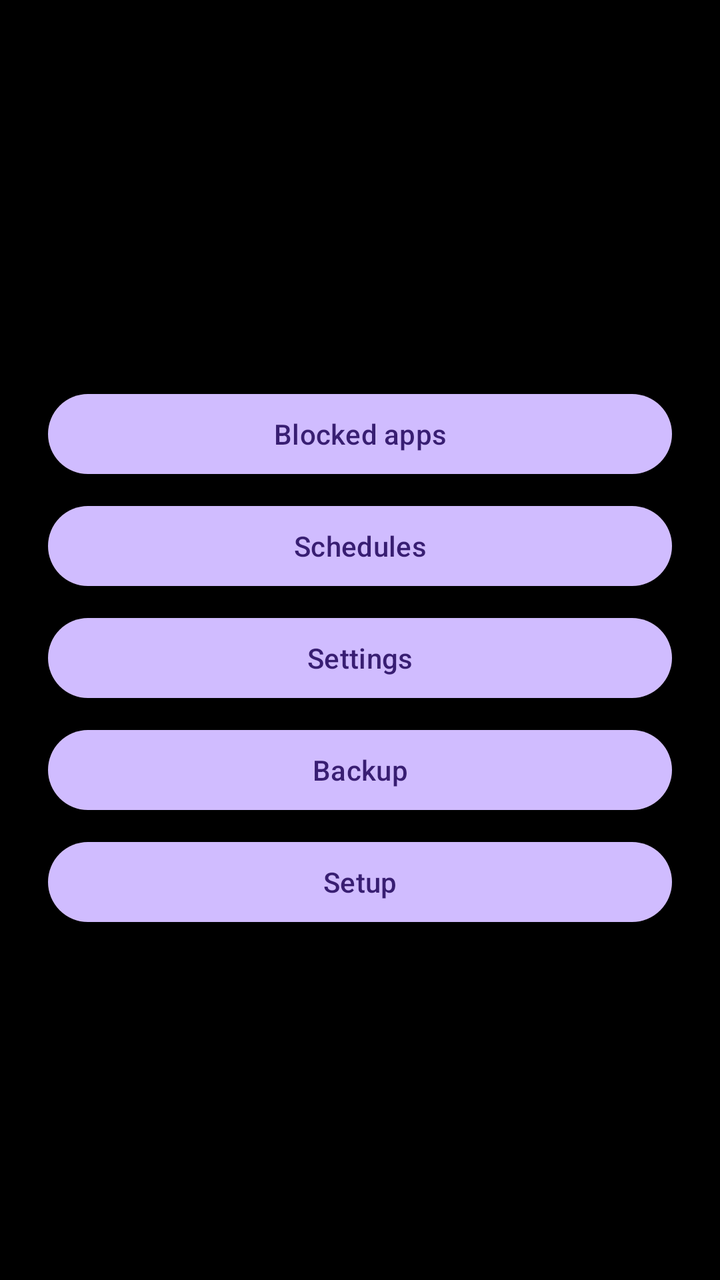
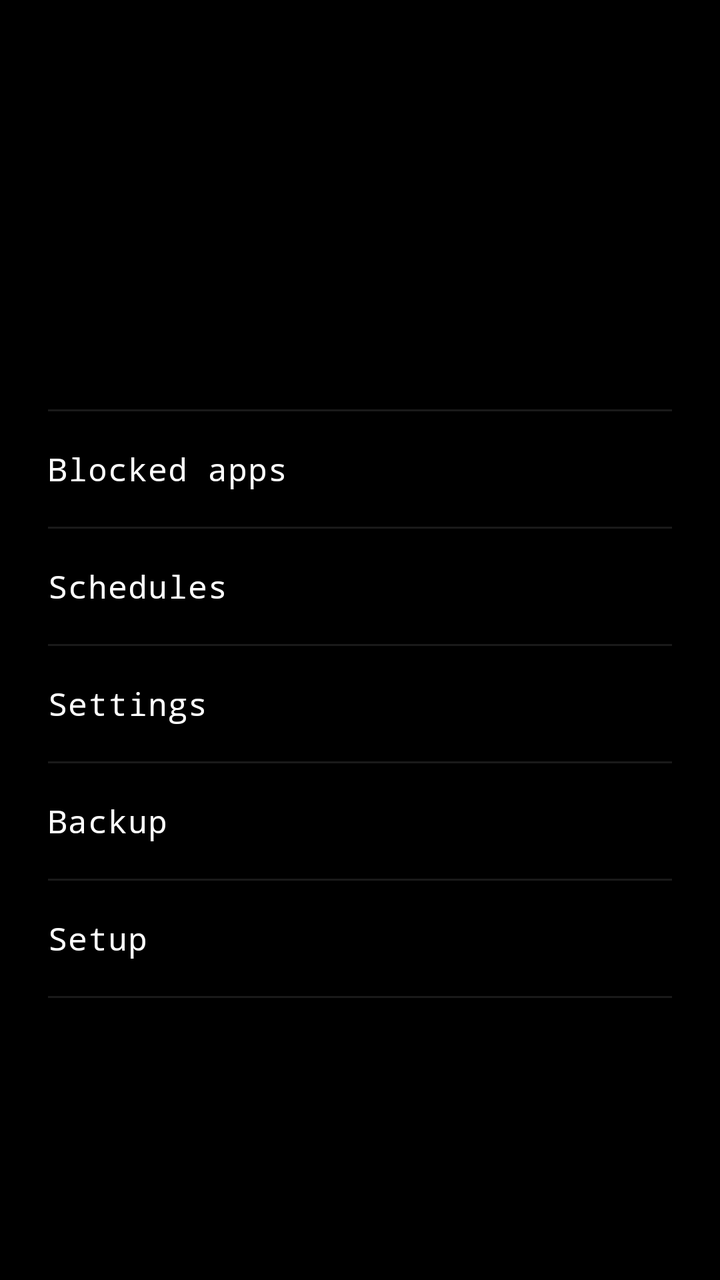

An Android layout rendered at two revisions. The XML below is the earlier revision; the diff shows what the commit changed to produce the second picture.
<!-- AndroidManifest.xml: application theme Theme.NopeMode -->
<!-- res/layout/activity_home.xml -->
<?xml version="1.0" encoding="utf-8"?>
<ScrollView
    xmlns:android="http://schemas.android.com/apk/res/android"
    android:layout_width="match_parent"
    android:layout_height="match_parent"
    android:padding="24dp">

    <LinearLayout
        android:layout_width="match_parent"
        android:layout_height="wrap_content"
        android:orientation="vertical">

        <TextView
            android:id="@+id/stateText"
            android:layout_width="wrap_content"
            android:layout_height="wrap_content"
            android:textSize="34sp"
            android:textStyle="bold"
            android:textColor="@android:color/white" />

        <TextView
            android:id="@+id/blockedCountText"
            android:layout_width="match_parent"
            android:layout_height="wrap_content"
            android:layout_marginTop="8dp"
            android:textSize="15sp"
            android:textColor="@android:color/darker_gray" />

        <TextView
            android:id="@+id/tierText"
            android:layout_width="match_parent"
            android:layout_height="wrap_content"
            android:layout_marginTop="16dp"
            android:textSize="16sp"
            android:textColor="@android:color/darker_gray" />

        <TextView
            android:id="@+id/provisionText"
            android:layout_width="match_parent"
            android:layout_height="wrap_content"
            android:layout_marginTop="16dp"
            android:textSize="13sp"
            android:fontFamily="monospace"
            android:textIsSelectable="true"
            android:textColor="@android:color/darker_gray" />

        <Button
            android:id="@+id/blockedAppsButton"
            android:layout_width="match_parent"
            android:layout_height="wrap_content"
            android:layout_marginTop="24dp"
            android:text="@string/blocked_apps_title" />

        <Button
            android:id="@+id/schedulesButton"
            android:layout_width="match_parent"
            android:layout_height="wrap_content"
            android:layout_marginTop="8dp"
            android:text="@string/schedules_title" />

        <Button
            android:id="@+id/settingsButton"
            android:layout_width="match_parent"
            android:layout_height="wrap_content"
            android:layout_marginTop="8dp"
            android:text="@string/settings_title" />

        <Button
            android:id="@+id/backupButton"
            android:layout_width="match_parent"
            android:layout_height="wrap_content"
            android:layout_marginTop="8dp"
            android:text="@string/backup_title" />

        <Button
            android:id="@+id/setupButton"
            android:layout_width="match_parent"
            android:layout_height="wrap_content"
            android:layout_marginTop="8dp"
            android:text="@string/setup_title" />

    </LinearLayout>

</ScrollView>
<!-- resources referenced by this layout -->
<resources>
  <string name="backup_title">Backup</string>
  <string name="blocked_apps_title">Blocked apps</string>
  <string name="schedules_title">Schedules</string>
  <string name="settings_title">Settings</string>
  <string name="setup_title">Setup</string>
  <style name="Theme.NopeMode" parent="Theme.Material3.Dark.NoActionBar">
          <item name="android:windowBackground">@android:color/black</item>
      </style>
</resources>

<!-- the commit's change to res/layout/activity_home.xml (unified diff, before → after) -->
@@ -3,7 +3,11 @@
     xmlns:android="http://schemas.android.com/apk/res/android"
     android:layout_width="match_parent"
     android:layout_height="match_parent"
-    android:padding="24dp">
+    android:background="@color/pxx_ink"
+    android:paddingStart="24dp"
+    android:paddingEnd="24dp"
+    android:paddingTop="32dp"
+    android:paddingBottom="24dp">
 
     <LinearLayout
         android:layout_width="match_parent"
@@ -12,72 +16,86 @@
 
         <TextView
             android:id="@+id/stateText"
-            android:layout_width="wrap_content"
-            android:layout_height="wrap_content"
-            android:textSize="34sp"
-            android:textStyle="bold"
-            android:textColor="@android:color/white" />
+            style="@style/Text.Display"
+            android:layout_width="match_parent"
+            android:layout_height="wrap_content" />
 
         <TextView
             android:id="@+id/blockedCountText"
+            style="@style/Text.Muted"
             android:layout_width="match_parent"
             android:layout_height="wrap_content"
-            android:layout_marginTop="8dp"
-            android:textSize="15sp"
-            android:textColor="@android:color/darker_gray" />
+            android:layout_marginTop="10dp" />
 
         <TextView
             android:id="@+id/tierText"
+            style="@style/Text.Body"
+            android:layout_width="match_parent"
+            android:layout_height="wrap_content"
+            android:layout_marginTop="20dp" />
+
+        
+        <TextView
+            android:id="@+id/warningText"
+            style="@style/Text.Warn"
+            android:layout_width="match_parent"
+            android:layout_height="wrap_content"
+            android:layout_marginTop="14dp"
+            android:visibility="gone" />
+
+        <TextView
+            android:id="@+id/provisionText"
+            style="@style/Text.Muted"
             android:layout_width="match_parent"
             android:layout_height="wrap_content"
             android:layout_marginTop="16dp"
-            android:textSize="16sp"
-            android:textColor="@android:color/darker_gray" />
+            android:textIsSelectable="true" />
 
-        <TextView
-            android:id="@+id/provisionText"
+        <View
             android:layout_width="match_parent"
-            android:layout_height="wrap_content"
-            android:layout_marginTop="16dp"
-            android:textSize="13sp"
-            android:fontFamily="monospace"
-            android:textIsSelectable="true"
-            android:textColor="@android:color/darker_gray" />
+            android:layout_height="1dp"
+            android:layout_marginTop="28dp"
+            android:background="@color/pxx_white_10" />
 
         <Button
             android:id="@+id/blockedAppsButton"
+            style="@style/Nav.Row"
             android:layout_width="match_parent"
             android:layout_height="wrap_content"
-            android:layout_marginTop="24dp"
             android:text="@string/blocked_apps_title" />
+        <View style="@style/Divider" />
 
         <Button
             android:id="@+id/schedulesButton"
+            style="@style/Nav.Row"
             android:layout_width="match_parent"
             android:layout_height="wrap_content"
-            android:layout_marginTop="8dp"
             android:text="@string/schedules_title" />
+        <View style="@style/Divider" />
 
         <Button
             android:id="@+id/settingsButton"
+            style="@style/Nav.Row"
             android:layout_width="match_parent"
             android:layout_height="wrap_content"
-            android:layout_marginTop="8dp"
             android:text="@string/settings_title" />
+        <View style="@style/Divider" />
 
         <Button
             android:id="@+id/backupButton"
+            style="@style/Nav.Row"
             android:layout_width="match_parent"
             android:layout_height="wrap_content"
-            android:layout_marginTop="8dp"
             android:text="@string/backup_title" />
+        <View style="@style/Divider" />
 
         <Button
             android:id="@+id/setupButton"
+            style="@style/Nav.Row"
             android:layout_width="match_parent"
             android:layout_height="wrap_content"
-            android:layout_marginTop="8dp"
             android:text="@string/setup_title" />
+        <View style="@style/Divider" />
 
     </LinearLayout>
 
<!-- resource entries referenced after the edit -->
@@ -1,12 +1,85 @@
 <!-- resources referenced by this layout -->
 <resources>
+  <color name="pxx_ink">#000000</color>
+  <color name="pxx_white_10">#1AFFFFFF</color>
   <string name="backup_title">Backup</string>
   <string name="blocked_apps_title">Blocked apps</string>
   <string name="schedules_title">Schedules</string>
   <string name="settings_title">Settings</string>
   <string name="setup_title">Setup</string>
+  <style name="Divider">
+          <item name="android:layout_width">match_parent</item>
+          <item name="android:layout_height">1dp</item>
+          <item name="android:background">@color/pxx_white_10</item>
+      </style>
+  <style name="Nav.Row" parent="Widget.Material3.Button.TextButton">
+          <item name="android:fontFamily">@string/font_body</item>
+          <item name="android:textColor">@color/pxx_paper</item>
+          <item name="android:textSize">16sp</item>
+          <item name="android:textAllCaps">false</item>
+          <item name="android:gravity">start|center_vertical</item>
+          <item name="android:paddingTop">18dp</item>
+          <item name="android:paddingBottom">18dp</item>
+          <item name="android:paddingStart">0dp</item>
+          <item name="android:paddingEnd">0dp</item>
+          <item name="android:insetTop">0dp</item>
+          <item name="android:insetBottom">0dp</item>
+          <item name="android:minHeight">0dp</item>
+          <item name="android:letterSpacing">0.02</item>
+          
+          <item name="backgroundTint">@android:color/transparent</item>
+          <item name="rippleColor">@color/pxx_white_10</item>
+      </style>
+  <style name="Text.Body">
+          <item name="android:fontFamily">@string/font_body</item>
+          <item name="android:textColor">@color/pxx_white_90</item>
+          <item name="android:textSize">15sp</item>
+          <item name="android:lineSpacingMultiplier">1.35</item>
+      </style>
+  <style name="Text.Display">
+          <item name="android:fontFamily">@string/font_display</item>
+          <item name="android:textColor">@color/pxx_paper</item>
+          <item name="android:textSize">32sp</item>
+          <item name="android:letterSpacing">-0.01</item>
+      </style>
+  <style name="Text.Muted" parent="Text.Body">
+          <item name="android:textColor">@color/pxx_white_50</item>
+          <item name="android:textSize">13sp</item>
+      </style>
+  <style name="Text.Warn" parent="Text.Body">
+          <item name="android:textColor">@color/pxx_warn</item>
+          <item name="android:textSize">13sp</item>
+      </style>
   <style name="Theme.NopeMode" parent="Theme.Material3.Dark.NoActionBar">
-          <item name="android:windowBackground">@android:color/black</item>
+          <item name="android:windowBackground">@color/pxx_ink</item>
+          <item name="android:colorBackground">@color/pxx_ink</item>
+  
+          
+          <item name="colorPrimary">@color/pxx_signal</item>
+          <item name="colorOnPrimary">@color/pxx_ink</item>
+          <item name="colorSecondary">@color/pxx_signal</item>
+          <item name="colorOnSecondary">@color/pxx_ink</item>
+          <item name="colorAccent">@color/pxx_signal</item>
+  
+          <item name="android:colorControlActivated">@color/pxx_signal</item>
+          <item name="android:colorControlNormal">@color/pxx_white_50</item>
+  
+          <item name="android:textColorPrimary">@color/pxx_white_90</item>
+          <item name="android:textColorSecondary">@color/pxx_white_50</item>
+          <item name="android:textColorHint">@color/pxx_white_50</item>
+  
+          <item name="android:statusBarColor">@color/pxx_ink</item>
+          <item name="android:navigationBarColor">@color/pxx_ink</item>
+          <item name="android:windowLightStatusBar">false</item>
+  
+          <item name="android:fontFamily">@string/font_body</item>
       </style>
+  <string name="font_body" translatable="false">monospace</string>
+  <color name="pxx_paper">#FFFFFF</color>
+  <color name="pxx_white_90">#E6FFFFFF</color>
+  <string name="font_display" translatable="false">monospace</string>
+  <color name="pxx_white_50">#80FFFFFF</color>
+  <color name="pxx_warn">#FDBA74</color>
+  <color name="pxx_signal">#9BE223</color>
 </resources>
 
